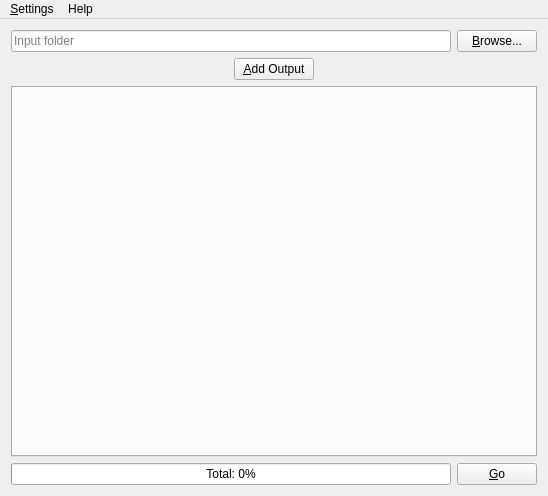
Above: gui/mainwindow.ui from gramanas/rrwc before the change. Below: the same form after it.
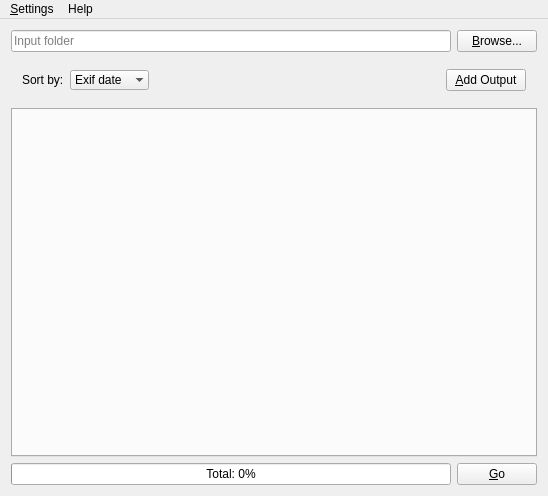
That is the form after the change.

What changed in the file:
```diff
--- a/gui/mainwindow.ui
+++ b/gui/mainwindow.ui
@@ -15,6 +15,100 @@
   </property>
   <widget class="QWidget" name="centralWidget">
    <layout class="QGridLayout" name="gridLayout">
+    <item row="1" column="0" colspan="2">
+     <widget class="QFrame" name="frame">
+      <property name="frameShape">
+       <enum>QFrame::NoFrame</enum>
+      </property>
+      <property name="frameShadow">
+       <enum>QFrame::Plain</enum>
+      </property>
+      <layout class="QHBoxLayout" name="horizontalLayout">
+       <item>
+        <widget class="QLabel" name="label">
+         <property name="text">
+          <string>Sort by:</string>
+         </property>
+        </widget>
+       </item>
+       <item>
+        <widget class="QComboBox" name="inputSortMode">
+         <property name="maxVisibleItems">
+          <number>2</number>
+         </property>
+         <property name="maxCount">
+          <number>2</number>
+         </property>
+         <property name="insertPolicy">
+          <enum>QComboBox::NoInsert</enum>
+         </property>
+         <property name="sizeAdjustPolicy">
+          <enum>QComboBox::AdjustToContents</enum>
+         </property>
+         <property name="frame">
+          <bool>false</bool>
+         </property>
+         <item>
+          <property name="text">
+           <string>Exif date</string>
+          </property>
+         </item>
+         <item>
+          <property name="text">
+           <string>Filename</string>
+          </property>
+         </item>
+        </widget>
+       </item>
+       <item>
+        <spacer name="horizontalSpacer">
+         <property name="orientation">
+          <enum>Qt::Horizontal</enum>
+         </property>
+         <property name="sizeHint" stdset="0">
+          <size>
+           <width>40</width>
+           <height>20</height>
+          </size>
+         </property>
+        </spacer>
+       </item>
+       <item>
+        <widget class="QPushButton" name="butAddOutput">
+         <property name="text">
+          <string>&amp;Add Output</string>
+         </property>
+        </widget>
+       </item>
+      </layout>
+     </widget>
+    </item>
+    <item row="2" column="0" colspan="2">
+     <widget class="QTabWidget" name="tabWidget">
+      <property name="tabPosition">
+       <enum>QTabWidget::North</enum>
+      </property>
+      <property name="tabShape">
+       <enum>QTabWidget::Rounded</enum>
+      </property>
+      <property name="currentIndex">
+       <number>-1</number>
+      </property>
+      <property name="elideMode">
+       <enum>Qt::ElideNone</enum>
+      </property>
+      <property name="tabsClosable">
+       <bool>true</bool>
+      </property>
+     </widget>
+    </item>
+    <item row="0" column="1">
+     <widget class="QPushButton" name="butBrowse">
+      <property name="text">
+       <string>&amp;Browse...</string>
+      </property>
+     </widget>
+    </item>
     <item row="0" column="0">
      <widget class="QLineEdit" name="inputInputFolder">
       <property name="inputMask">
@@ -28,10 +122,10 @@
       </property>
      </widget>
     </item>
-    <item row="0" column="1">
-     <widget class="QPushButton" name="butBrowse">
+    <item row="3" column="1">
+     <widget class="QPushButton" name="butGo">
       <property name="text">
-       <string>&amp;Browse...</string>
+       <string>&amp;Go</string>
       </property>
      </widget>
     </item>
@@ -48,30 +142,6 @@
       </property>
      </widget>
     </item>
-    <item row="3" column="1">
-     <widget class="QPushButton" name="butGo">
-      <property name="text">
-       <string>&amp;Go</string>
-      </property>
-     </widget>
-    </item>
-    <item row="2" column="0" colspan="2">
-     <widget class="QTabWidget" name="tabWidget">
-      <property name="currentIndex">
-       <number>-1</number>
-      </property>
-      <property name="tabsClosable">
-       <bool>true</bool>
-      </property>
-     </widget>
-    </item>
-    <item row="1" column="0" colspan="2" alignment="Qt::AlignHCenter">
-     <widget class="QPushButton" name="butAddOutput">
-      <property name="text">
-       <string>&amp;Add Output</string>
-      </property>
-     </widget>
-    </item>
    </layout>
   </widget>
   <widget class="QMenuBar" name="menuBar">
```
